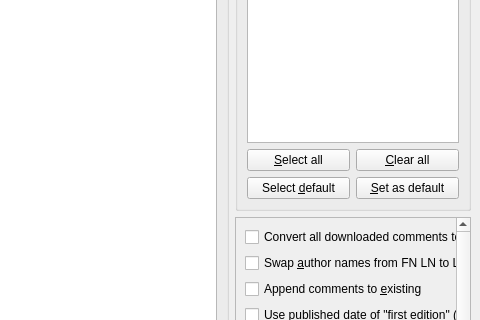
Before: the Qt Designer form src/calibre/gui2/preferences/metadata_sources.ui in kovidgoyal/calibre, drawn with Qt 5; both pictures show x 253 to 733 and y 123 to 443 of the 733 by 673 pixel window.
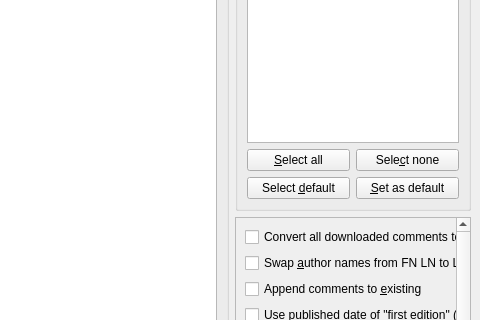
After: the same form once the commit is applied. Icons and pictures are not drawn.

Patch:
```diff
--- a/src/calibre/gui2/preferences/metadata_sources.ui
+++ b/src/calibre/gui2/preferences/metadata_sources.ui
@@ -109,7 +109,7 @@
             <item row="1" column="1">
              <widget class="QPushButton" name="clear_all_button">
               <property name="text">
-               <string>&amp;Clear all</string>
+               <string>Sele&amp;ct none</string>
               </property>
              </widget>
             </item>
```
